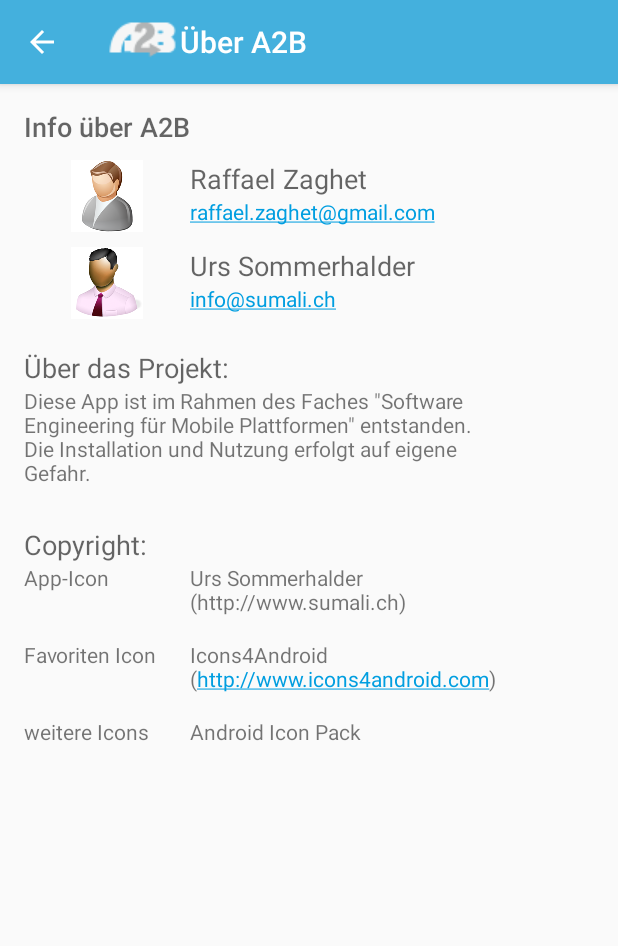
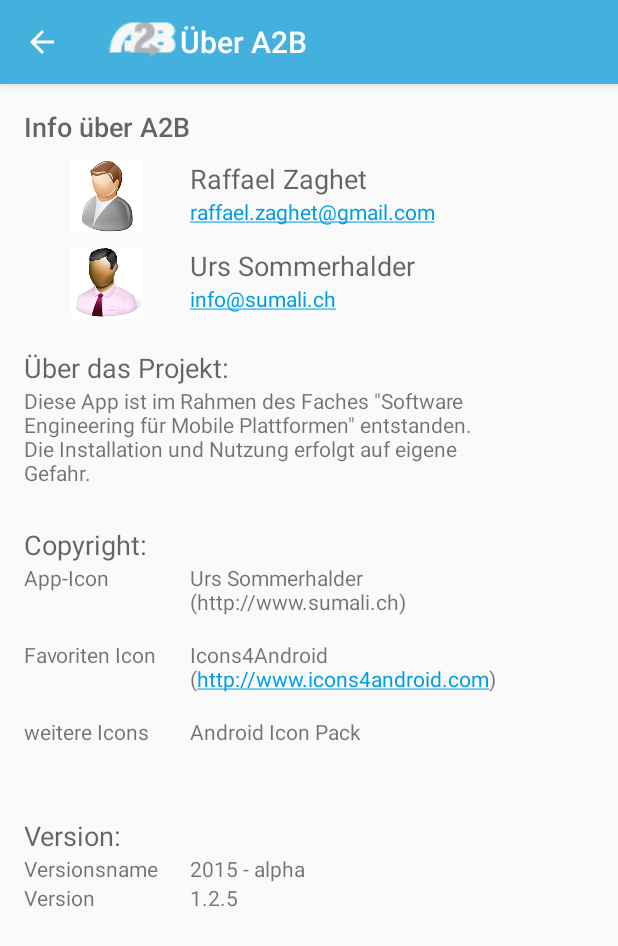
Before and after one commit to urss1/a2b, an Android app: the screen it shows after launch (about), in the options menu, after a tap on "Favoriten", on a phone screen of 412 x 824 dp. Shown: the top 946 px of the screen. Run offline under Robolectric (Android 15) with nearby library versions, the phone set to English and light mode, and no system bars; 1 statement that could not run was skipped.

Commit message:
Version 1 - Date Format

```diff
--- a/A2B/app/src/main/java/hsr/rafurs/a2b/DateHelper.java
+++ b/A2B/app/src/main/java/hsr/rafurs/a2b/DateHelper.java
@@ -7,17 +7,46 @@
  */
 public class DateHelper {
 
+    private Calendar cal = Calendar.getInstance();
+
     public String GetDateNow() {
-        Date dNow = new Date( );
-        SimpleDateFormat ft = new SimpleDateFormat ("dd.MM.yyyy");
-
-        return ft.format(dNow);
+        return GetStringFromDate(new Date());
+    }
+    public String GetTimeNow() {
+        return GetStringFromTime(new Date());
     }
 
-    public String GetTimeNow() {
-        Date dNow = new Date( );
-        SimpleDateFormat ft = new SimpleDateFormat ("hh:mm");
+    private String GetStringFromDate(Date date) {
+        SimpleDateFormat ft = new SimpleDateFormat ("dd.MM.yyyy");
+        return ft.format(date);
+    }
 
-        return ft.format(dNow);
+    private String GetStringFromTime(Date date) {
+        SimpleDateFormat ft = new SimpleDateFormat ("HH:mm");
+        return ft.format(date);
+    }
+
+
+    public String GetDateFormat(int day, int month, int year) {
+        cal.setTimeInMillis(0);
+        cal.set(year, month, day, 0, 0, 0);
+        return GetStringFromDate((Date)cal.getTime());
+    }
+
+    public int GetDay() {
+        return cal.get(Calendar.DAY_OF_MONTH);
+    }
+    public int GetMonth() {
+        return cal.get(Calendar.MONTH);
+    }
+    public int GetYear() {
+        return cal.get(Calendar.YEAR);
+    }
+
+    public int GetHour() {
+        return  cal.get(Calendar.HOUR_OF_DAY);
+    }
+    public int GetMinute() {
+        return  cal.get(Calendar.MINUTE);
     }
 }
--- a/A2B/app/src/main/java/hsr/rafurs/a2b/about.java
+++ b/A2B/app/src/main/java/hsr/rafurs/a2b/about.java
@@ -1,9 +1,11 @@
 package hsr.rafurs.a2b;
 
+import android.os.Build;
 import android.support.v7.app.ActionBarActivity;
 import android.os.Bundle;
 import android.view.Menu;
 import android.view.MenuItem;
+import android.widget.TextView;
 
 
 public class about extends ActionBarActivity {
@@ -18,6 +20,9 @@
         ab.setIcon(R.drawable.ic_appicon);
 
         setContentView(R.layout.activity_about);
+
+        final TextView versionNameTextView = (TextView) findViewById(R.id.aboutAppVersName);
+        versionNameTextView.setText(BuildConfig.VERSION_NAME);
     }
 
 
--- a/A2B/app/src/main/res/layout/activity_about.xml
+++ b/A2B/app/src/main/res/layout/activity_about.xml
@@ -223,7 +223,7 @@
                 android:minLines="3" />
         </TableRow>
 
-        <TableRow
+    <TableRow
             android:layout_width="wrap_content"
             android:layout_height="wrap_content"
             android:layout_weight="0.8">
@@ -247,5 +247,67 @@
                 android:minLines="3" />
         </TableRow>
 
+    <TableRow
+        android:layout_width="fill_parent"
+        android:layout_height="fill_parent"
+        android:id="@+id/idSpacer5"
+        android:minHeight="15dp"></TableRow>
+
+    <TableRow
+        android:layout_width="fill_parent"
+        android:layout_height="fill_parent">
+
+        <TextView
+            android:layout_width="wrap_content"
+            android:layout_height="wrap_content"
+            android:textAppearance="?android:attr/textAppearanceMedium"
+            android:text="@string/aboutVersionTitleText"
+            android:id="@+id/aboutVersionTitle"
+            android:layout_column="0"
+            android:layout_span="2" />
+    </TableRow>
+
+    <TableRow
+        android:layout_width="fill_parent"
+        android:layout_height="fill_parent">
+
+        <TextView
+            android:layout_width="wrap_content"
+            android:layout_height="wrap_content"
+            android:textAppearance="?android:attr/textAppearanceSmall"
+            android:text="@string/aboutAppVersText"
+            android:id="@+id/aboutAppVers"
+            android:layout_column="0" />
+
+        <TextView
+            android:layout_width="wrap_content"
+            android:layout_height="wrap_content"
+            android:textAppearance="?android:attr/textAppearanceSmall"
+            android:text="@string/aboutAppVersNameText"
+            android:id="@+id/aboutAppVersName"
+            android:layout_column="1" />
+    </TableRow>
+
+    <TableRow
+        android:layout_width="fill_parent"
+        android:layout_height="fill_parent">
+
+        <TextView
+            android:layout_width="wrap_content"
+            android:layout_height="wrap_content"
+            android:textAppearance="?android:attr/textAppearanceSmall"
+            android:text="@string/aboutAppVersionText"
+            android:id="@+id/aboutAppVersion"
+            android:layout_column="0" />
+
+        <TextView
+            android:layout_width="wrap_content"
+            android:layout_height="wrap_content"
+            android:textAppearance="?android:attr/textAppearanceSmall"
+            android:text="@string/aboutAppVersionNameText"
+            android:id="@+id/aboutAppVersionName"
+            android:layout_column="1" />
+    </TableRow>
+
 </TableLayout>
 </ScrollView>
--- a/A2B/app/src/main/res/values/strings.xml
+++ b/A2B/app/src/main/res/values/strings.xml
@@ -18,9 +18,6 @@
     <string name="viaLabelText">via:</string>
     <string name="viaHintText">via</string>
 
-
-
-
     <string name="labelAboutTitleText">Info über A2B</string>
     <string name="aboutNameR">Raffael Zaghet</string>
     <string name="aboutMailR">raffael.zaghet@gmail.com</string>
@@ -40,5 +37,10 @@
     <string name="descriptionGpsButton">ruft die aktuelle Position ab</string>
 
     <string name="clockTitle">Wecker</string>
+    <string name="aboutVersionTitleText">Version:</string>
+    <string name="aboutAppVersText">Versionsname</string>
+    <string name="aboutAppVersNameText">x.x.x</string>
+    <string name="aboutAppVersionText">Version</string>
+    <string name="aboutAppVersionNameText">1.2.5</string>
 
 </resources>
```
Also changed, not shown: A2B/app/src/main/java/hsr/rafurs/a2b/MainActivity.java (+43 -2 lines).
